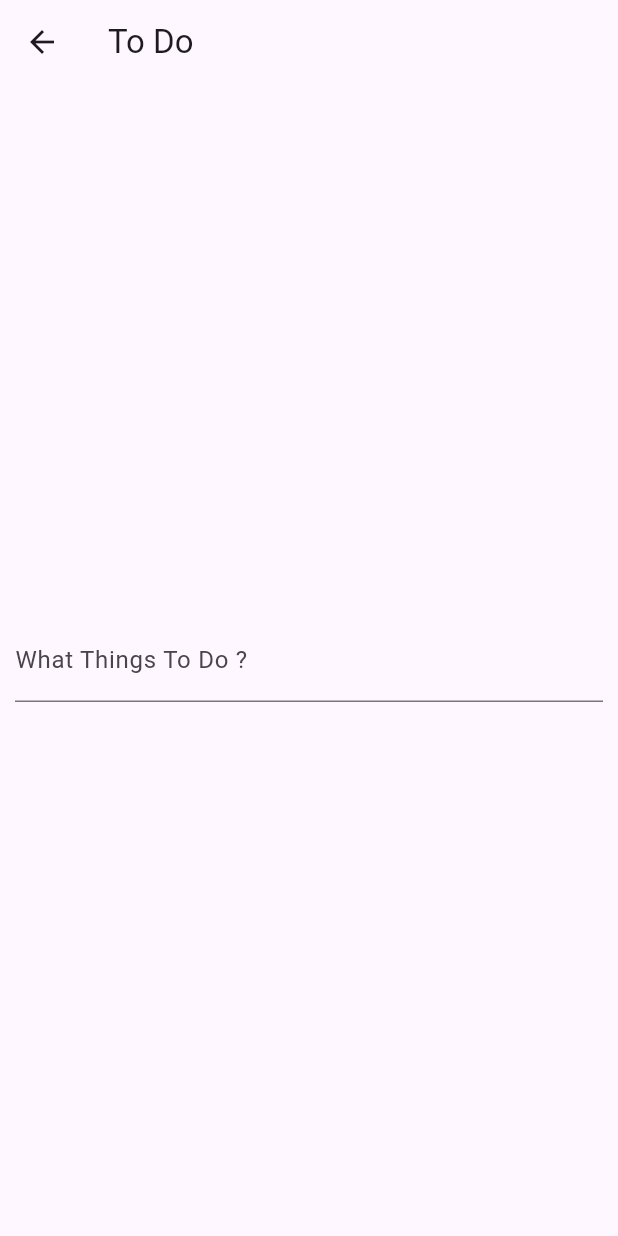
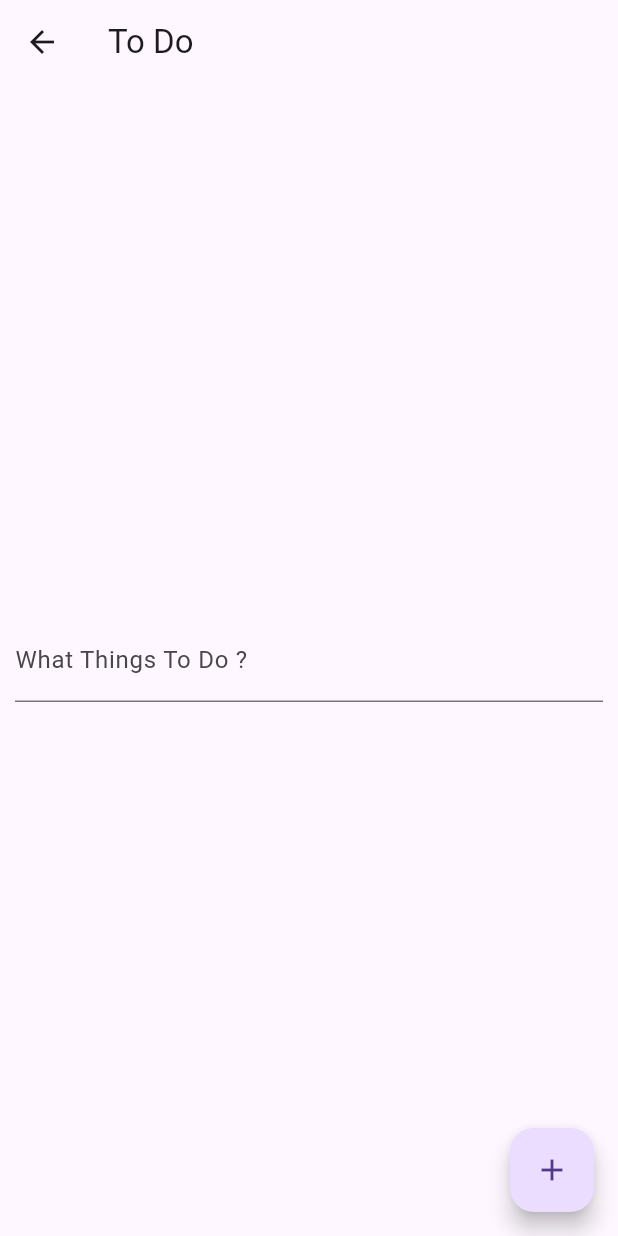
Before and after one commit to pondforwork/todoFlutterProject, a Flutter app: the screen it shows after launch, after a tap on the "add" icon, on a phone screen of 412 x 824 dp. Run offline on Flutter 3.47's test engine with Material 3 defaults, Android fonts, the phone set to English and light mode, and no system bars; our stand-ins replace hive_flutter; accounts and stored records are empty.

Commit message:
get Text And Print

```diff
--- a/lib/screen/addtodo.dart
+++ b/lib/screen/addtodo.dart
@@ -1,4 +1,5 @@
 import 'package:flutter/material.dart';
+import 'package:todoflutter/model/todo.dart';
 
 class AddToDO extends StatefulWidget {
   const AddToDO({super.key});
@@ -8,21 +9,22 @@ class AddToDO extends StatefulWidget {
 }
 
 class _AddToDOState extends State<AddToDO> {
+  var topicController = TextEditingController();
   @override
   Widget build(BuildContext context) {
     return Scaffold(
       appBar: AppBar(
-        title: Text("To Do"),
+        title: const Text("To Do"),
       ),
       body: Padding(
         padding: const EdgeInsets.all(10.0),
         child: Center(
           child: Form(
             child: TextFormField(
+              controller: topicController,
               decoration: const InputDecoration(
                 labelText: "What Things To Do ?",
               ),
-              obscureText: true,
               validator: (value) {
                 if (value == null || value.isEmpty) {
                   return 'Please Enter Your To Do';
@@ -33,6 +35,14 @@ class _AddToDOState extends State<AddToDO> {
           ),
         ),
       ),
+      floatingActionButton: FloatingActionButton(
+        onPressed: () {
+          String enteredText = topicController.text;
+          print("Entered Text: $enteredText");
+          ToDo todo = new ToDo(enteredText, false, false);
+        },
+        child: Icon(Icons.add),
+      ),
     );
   }
 }
--- a/lib/screen/readtodo.dart
+++ b/lib/screen/readtodo.dart
@@ -29,7 +29,23 @@ class _ReadToDoState extends State<ReadToDo> {
         title: const Text("To Do"),
       ),
       body: Center(
-        child: Text("Nothing"),
+        child: Column(children: [Card(
+          child: ListTile(
+            leading: Checkbox(
+              value: false,
+              onChanged: (bool? value) {},
+            ),
+            title: Container(
+              width: 300,
+              height: 100,
+              padding: const EdgeInsets.all(8.0),
+              color: Colors.green,
+              child: Center(
+                child: Text("Test"),
+              ),
+            ),
+          ),
+        ),],)
       ),
       floatingActionButton: FloatingActionButton(
         onPressed: () {
```
